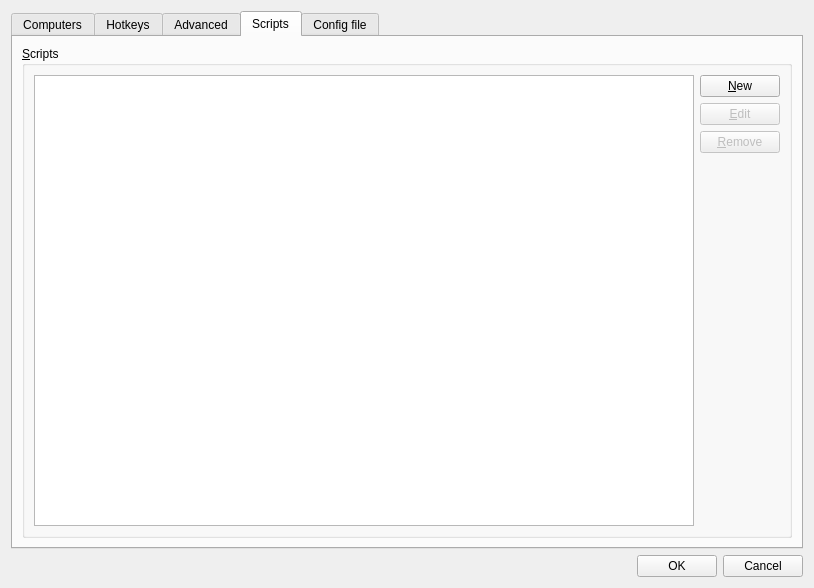
First picture: the form in src/gui/src/ServerConfigDialogBase.ui, repository stefanverleysen/synergy, before the edit.
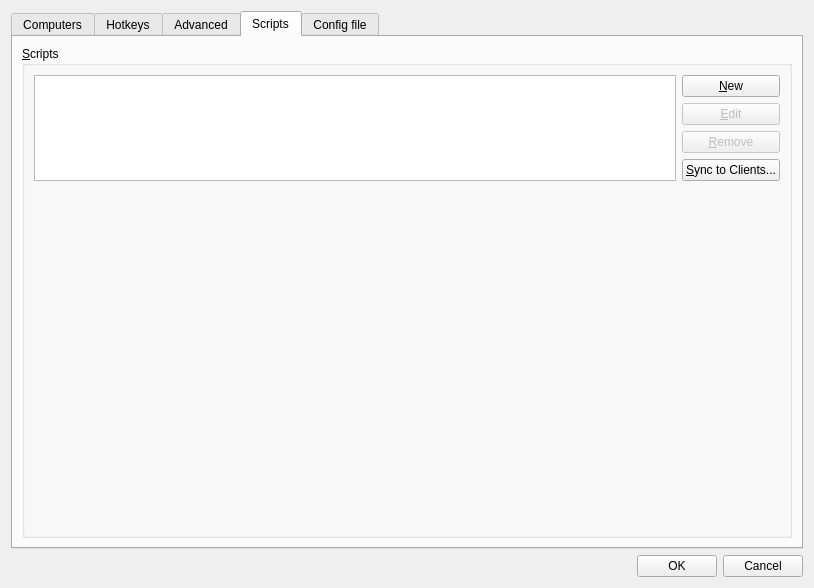
Second picture: the form after the edit. Icons and pictures are not drawn. Custom widgets are drawn as their Qt base class.

Commit message:
feat: add script synchronization feature in ServerConfigDialog
- Introduced a new button in the ServerConfigDialog for syncing scripts to client computers.
- Implemented validation to ensure clients and scripts are available before syncing.
- Added a dialog to select scripts for syncing, with user feedback on queued scripts.

This enhancement improves the user experience by allowing seamless synchronization of scripts across clients.

The edit to the form file:
```diff
--- a/src/gui/src/ServerConfigDialogBase.ui
+++ b/src/gui/src/ServerConfigDialogBase.ui
@@ -873,6 +873,13 @@
            </widget>
           </item>
           <item row="3" column="1">
+           <widget class="QPushButton" name="m_pButtonSyncScripts">
+            <property name="text">
+             <string>&amp;Sync to Clients...</string>
+            </property>
+           </widget>
+          </item>
+          <item row="4" column="1">
            <spacer name="verticalSpacer_scripts">
             <property name="orientation">
              <enum>Qt::Vertical</enum>
```
The commit also changes 7 other files.
